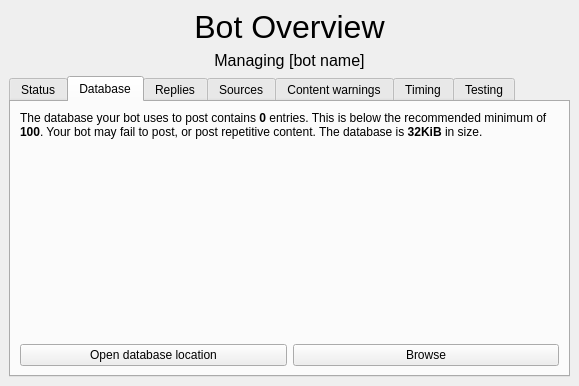
Old version of the form gui/botoverview.ui in the repository Lynnesbian/OldFediBooks.
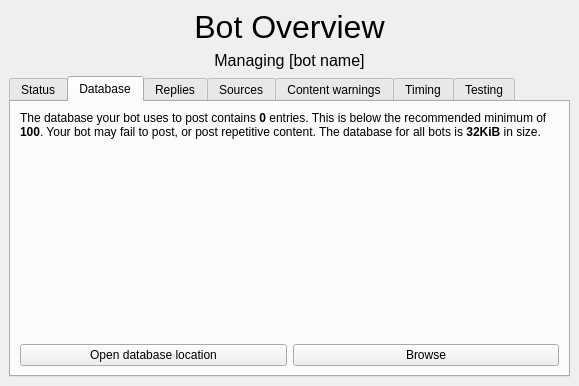
New version of the form. The open tabs and pages were chosen to show the change. Icons and pictures are not drawn.

Commit message: clarified a term

Patch:
```diff
--- a/gui/botoverview.ui
+++ b/gui/botoverview.ui
@@ -137,7 +137,7 @@
           <item>
            <widget class="QLabel" name="label_3">
             <property name="text">
-             <string>&lt;html&gt;&lt;head/&gt;&lt;body&gt;&lt;p&gt;The database your bot uses to post contains &lt;span style=&quot; font-weight:600;&quot;&gt;0&lt;/span&gt; entries. This is below the recommended minimum of &lt;span style=&quot; font-weight:600;&quot;&gt;100&lt;/span&gt;. Your bot may fail to post, or post repetitive content. The database is &lt;span style=&quot; font-weight:600;&quot;&gt;32KiB&lt;/span&gt; in size.&lt;/p&gt;&lt;/body&gt;&lt;/html&gt;</string>
+             <string>&lt;html&gt;&lt;head/&gt;&lt;body&gt;&lt;p&gt;The database your bot uses to post contains &lt;span style=&quot; font-weight:600;&quot;&gt;0&lt;/span&gt; entries. This is below the recommended minimum of &lt;span style=&quot; font-weight:600;&quot;&gt;100&lt;/span&gt;. Your bot may fail to post, or post repetitive content. The database for all bots is &lt;span style=&quot; font-weight:600;&quot;&gt;32KiB&lt;/span&gt; in size.&lt;/p&gt;&lt;/body&gt;&lt;/html&gt;</string>
             </property>
             <property name="alignment">
              <set>Qt::AlignLeading|Qt::AlignLeft|Qt::AlignTop</set>
```
Left out of the diff: 2 changed lines with no effect on the pictures.
